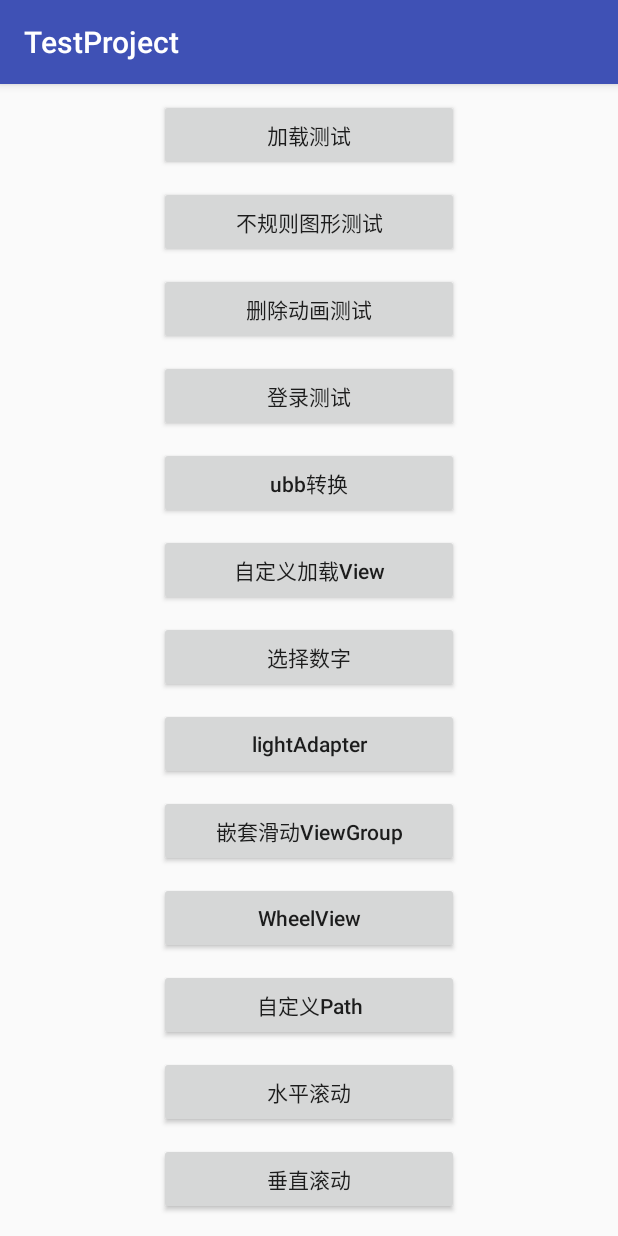
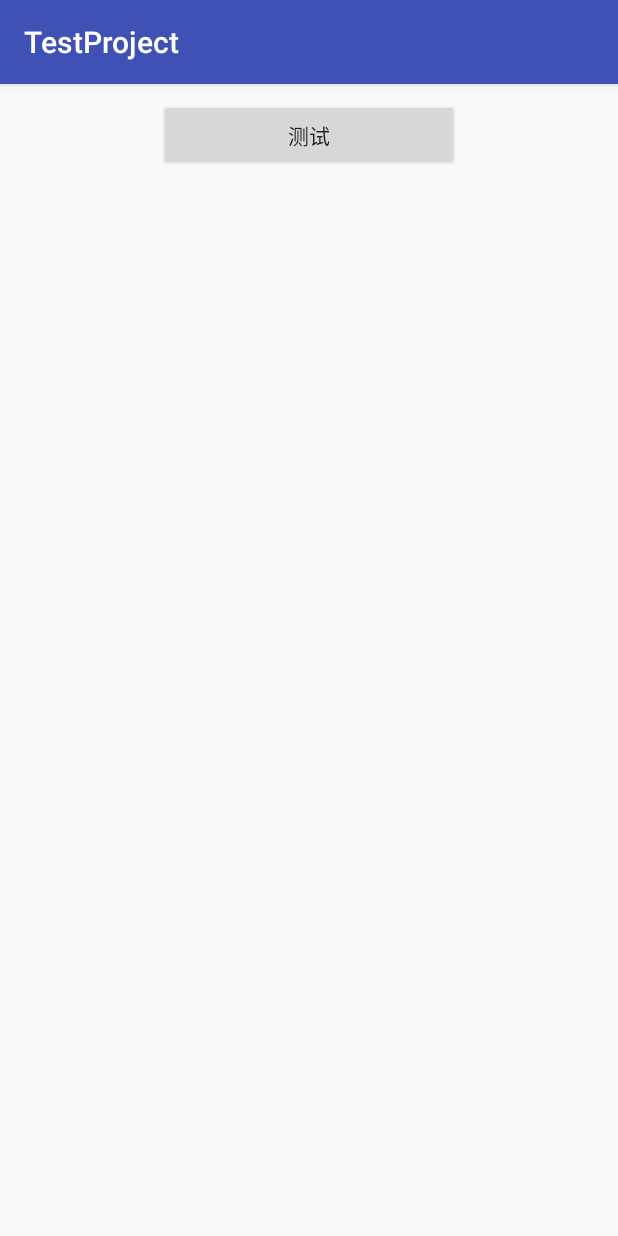
Before and after one commit to SwastikaFHF/scrollHeadView, an Android app: the screen it shows after launch (MainActivity), on a phone screen of 412 x 824 dp. Run offline under Robolectric (Android 15) with nearby library versions, the light colour scheme and no system bars.

Commit message:
优化界面

```diff
--- a/app/src/main/java/com/aitangba/testproject/MainActivity.java
+++ b/app/src/main/java/com/aitangba/testproject/MainActivity.java
@@ -1,7 +1,9 @@
 package com.aitangba.testproject;
 
+import android.content.DialogInterface;
 import android.content.Intent;
 import android.os.Bundle;
+import android.support.v7.app.AlertDialog;
 import android.support.v7.app.AppCompatActivity;
 import android.view.View;
 
@@ -27,7 +29,6 @@ import com.aitangba.testproject.progressbar.ProgressbarActivity;
 import com.aitangba.testproject.removeitem.RemoveItemActivity;
 import com.aitangba.testproject.runnablemanager.RunnableManagerActivity;
 import com.aitangba.testproject.slideback.slidingmenu.SlidingMenuActivity;
-import com.aitangba.testproject.stub.StubActivity;
 import com.aitangba.testproject.threadpool.ThreadPoolActivity;
 import com.aitangba.testproject.threadpool.volley.VolleyActivity;
 import com.aitangba.testproject.ubb.UbbActivity;
@@ -37,100 +38,82 @@ import com.aitangba.testproject.viewpager.ViewPageActivity;
 import com.aitangba.testproject.wheelview.WheelViewActivity;
 import com.aitangba.testproject.youtube.YoutubeActivity;
 
+import java.util.ArrayList;
+
 /**
  * Created by fhf11991 on 2016/6/22.
  */
-public class MainActivity extends AppCompatActivity implements View.OnClickListener{
+public class MainActivity extends AppCompatActivity {
+
+    private ArrayList<ActivityInfo> activityInfoList = new ArrayList<>();
+    {
+        activityInfoList.add(new ActivityInfo("选择数字", NumberPickerActivity.class));
+        activityInfoList.add(new ActivityInfo("水平滚动", HorizonScrollActivity.class));
+        activityInfoList.add(new ActivityInfo("垂直滚动", ListViewActivity.class));
+        activityInfoList.add(new ActivityInfo("自定义Swipe", CustomSwipeActivity.class));
+        activityInfoList.add(new ActivityInfo("水平滑动", HorizonScrollTestActivity.class));
+        activityInfoList.add(new ActivityInfo("自定义多样式adapter", MultiAdapterActivity.class));
+        activityInfoList.add(new ActivityInfo("自定义多样式view_page", ViewPageActivity.class));
+        activityInfoList.add(new ActivityInfo("自定义圆角背景的TextView", CornerRectangleActivity.class));
+        activityInfoList.add(new ActivityInfo("可滑动的activity", SlidingMenuActivity.class));
+        activityInfoList.add(new ActivityInfo("水平滑动广告图", com.aitangba.testproject.horizonscrollview.HorizonScrollActivity.class));
+        activityInfoList.add(new ActivityInfo("YouTube", YoutubeActivity.class));
+        activityInfoList.add(new ActivityInfo("边缘效应", EffectActivity.class));
+        activityInfoList.add(new ActivityInfo("自定义progressbar", ProgressbarActivity.class));
+        activityInfoList.add(new ActivityInfo("自定义Path", PathActivity.class));
+        activityInfoList.add(new ActivityInfo("WheelView", WheelViewActivity.class));
+        activityInfoList.add(new ActivityInfo("嵌套滑动ViewGroup", NestedScrollActivity.class));
+        activityInfoList.add(new ActivityInfo("lightAdapter", LightAdapterActivity.class));
+        activityInfoList.add(new ActivityInfo("自定义加载View", LoadViewActivity.class));
+        activityInfoList.add(new ActivityInfo("ubb转换", UbbActivity.class));
+        activityInfoList.add(new ActivityInfo("登录测试", com.aitangba.testproject.login.MainActivity.class));
+        activityInfoList.add(new ActivityInfo("删除动画测试", RemoveItemActivity.class));
+        activityInfoList.add(new ActivityInfo("不规则图形测试", IrregularViewActivity.class));
+
+        activityInfoList.add(new ActivityInfo("登录测试", LoadingTestActivity.class));
+        activityInfoList.add(new ActivityInfo("分页", PagingListViewActivity.class));
+        activityInfoList.add(new ActivityInfo("ThreadPoolActivity", ThreadPoolActivity.class));
+        activityInfoList.add(new ActivityInfo("PagingRecyclerViewActivity", PagingRecyclerViewActivity.class));
+        activityInfoList.add(new ActivityInfo("浮动View", FlowViewActivity.class));
+        activityInfoList.add(new ActivityInfo("Drawable", DrawableTestActivity.class));
+        activityInfoList.add(new ActivityInfo("RunnableManager", RunnableManagerActivity.class));
+        activityInfoList.add(new ActivityInfo("FragmentTestActivity", FragmentTestActivity.class));
+        activityInfoList.add(new ActivityInfo("VolleyActivity", VolleyActivity.class));
+        activityInfoList.add(new ActivityInfo("CalendarActivity", CalendarActivity.class));
+    }
 
     @Override
     protected void onCreate(Bundle savedInstanceState) {
         super.onCreate(savedInstanceState);
         setContentView(R.layout.activity_main);
+
+        findViewById(R.id.testBtn).setOnClickListener(new View.OnClickListener() {
+            @Override
+            public void onClick(View v) {
+                MainActivity.this.onClick();
+            }
+        });
     }
 
-    @Override
-    public void onClick(View v) {
-        switch (v.getId()) {
-            case R.id.bt_number_picker_activity:
-                startActivity(NumberPickerActivity.class);
-                break;
-            case R.id.bt_horizon_scroll:
-                startActivity(HorizonScrollActivity.class);
-                break;
-            case R.id.bt_vertical_scroll:
-                startActivity(ListViewActivity.class);
-                break;
-            case R.id.bt_custom_swipe:
-                startActivity(CustomSwipeActivity.class);
-                break;
-            case R.id.bt_horizon_scroll_test:
-                startActivity(HorizonScrollTestActivity.class);
-                break;
-            case R.id.bt_multi_adapter:
-                startActivity(MultiAdapterActivity.class);
-                break;
-            case R.id.bt_view_page:
-                startActivity(ViewPageActivity.class);
-                break;
-            case R.id.bt_corner_text:
-                startActivity(CornerRectangleActivity.class);
-                break;
-            case R.id.bt_scroll_activity:
-                startActivity(SlidingMenuActivity.class);
-                break;
-            case R.id.bt_horizon_scroll_activity:
-                startActivity(com.aitangba.testproject.horizonscrollview.HorizonScrollActivity.class);
-                break;
-            case R.id.bt_youtube_activity:
-                startActivity(YoutubeActivity.class);
-                break;
-            case R.id.bt_effect_activity:
-                startActivity(EffectActivity.class);
-                break;
-            case R.id.bt_progressbar_activity:
-                startActivity(ProgressbarActivity.class);
-                break;
-            case R.id.bt_path_activity:
-                startActivity(PathActivity.class);
-                break;
-            case R.id.bt_wheel_view:
-                startActivity(WheelViewActivity.class);
-                break;
-            case R.id.bt_nested_scroll:
-                startActivity(NestedScrollActivity.class);
-                break;
-            case R.id.bt_light_adapter:
-                startActivity(LightAdapterActivity.class);
-                break;
-            case R.id.bt_loading_view_activity:
-                startActivity(LoadViewActivity.class);
-                break;
-            case R.id.bt_ubb_activity:
-                startActivity(UbbActivity.class);
-                break;
-            case R.id.bt_login_activity:
-                startActivity(com.aitangba.testproject.login.MainActivity.class);
-                break;
-            case R.id.bt_remove_item_activity:
-                startActivity(RemoveItemActivity.class);
-                break;
-            case R.id.bt_irregular_view_activity:
-                startActivity(IrregularViewActivity.class);
-                break;
-            case R.id.bt_loading_activity:
-//                startActivity(LoadingTestActivity.class);
-//                startActivity(PagingListViewActivity.class);
-//                startActivity(ThreadPoolActivity.class);
-//                startActivity(PagingRecyclerViewActivity.class);
-//                startActivity(FlowViewActivity.class);
-//                startActivity(DrawableTestActivity.class);
-                startActivity(RunnableManagerActivity.class);
-//                startActivity(FragmentTestActivity.class);
-//                startActivity(VolleyActivity.class);
-//                startActivity(CalendarActivity.class);
-                break;
-            default:break;
+    private void onClick() {
+        new AlertDialog.Builder(this).setSingleChoiceItems(getTitles(), 0, new DialogInterface.OnClickListener() {
+            @Override
+            public void onClick(DialogInterface dialog, int which) {
+                dialog.dismiss();
+
+                startActivity(activityInfoList.get(which).activityClass);
+            }
+        }).show();
+    }
+
+    private String[] getTitles() {
+        String[] titles = new String[activityInfoList.size()];
+
+        for(int i = 0, size = activityInfoList.size(); i < size ; i++) {
+            titles[i] = activityInfoList.get(i).name;
         }
+
+        return titles;
     }
 
     private void startActivity(Class<?> activityClass) {
@@ -138,4 +121,14 @@ public class MainActivity extends AppCompatActivity implements View.OnClickListe
             startActivity(new Intent(this, activityClass));
         }
     }
+
+    private static class ActivityInfo {
+        public String name;
+        public Class<?> activityClass;
+
+        public ActivityInfo(String name, Class<?> activityClass) {
+            this.name = name;
+            this.activityClass = activityClass;
+        }
+    }
 }
--- a/app/src/main/java/com/aitangba/testproject/horizonscrollview/BannerView.java
+++ b/app/src/main/java/com/aitangba/testproject/horizonscrollview/BannerView.java
@@ -56,12 +56,12 @@ public class BannerView extends FrameLayout implements ViewPager.OnPageChangeLis
         mViewPager.setAdapter(mViewPagerAdapter = new ViewPagerAdapter());
         mViewPager.addOnPageChangeListener(this);
 
-//        mDotLayout = (LinearLayout) findViewById(R.id.ll_dots);
+        mDotLayout = (LinearLayout) findViewById(R.id.ll_dots);
         mImageDefault = (ImageView) findViewById(R.id.iv_default);
 
         initAdvViews(null);
         initDotViews(null);
-        startAutoPlay();
+//        startAutoPlay();
     }
 
     @Override
--- a/app/src/main/java/com/aitangba/testproject/runnablemanager/RunQueue.java
+++ b/app/src/main/java/com/aitangba/testproject/runnablemanager/RunQueue.java
@@ -13,12 +13,6 @@ import java.util.ArrayList;
 public class RunQueue {
 
     private final ArrayList<HandlerAction> mActions = new ArrayList<HandlerAction>();
-
-    private View mRootView;
-
-    public RunQueue(@NonNull View mRootView) {
-        this.mRootView = mRootView;
-    }
 
     void post(Runnable action) {
         postDelayed(action, 0);
--- a/app/src/main/res/layout/activity_main.xml
+++ b/app/src/main/res/layout/activity_main.xml
@@ -11,118 +11,9 @@
         android:orientation="vertical">
 
         <Button
-            android:id="@+id/bt_loading_activity"
+            android:id="@+id/testBtn"
             style="@style/MainBigButton"
-            android:text="加载测试"/>
+            android:text="测试"/>
 
-        <Button
-            android:id="@+id/bt_irregular_view_activity"
-            style="@style/MainBigButton"
-            android:text="不规则图形测试"/>
-
-        <Button
-            android:id="@+id/bt_remove_item_activity"
-            style="@style/MainBigButton"
-            android:text="删除动画测试"/>
-
-        <Button
-            android:id="@+id/bt_login_activity"
-            style="@style/MainBigButton"
-            android:text="登录测试"/>
-
-        <Button
-            android:id="@+id/bt_ubb_activity"
-            style="@style/MainBigButton"
-            android:text="ubb转换"/>
-
-        <Button
-            android:id="@+id/bt_loading_view_activity"
-            style="@style/MainBigButton"
-            android:text="自定义加载View"/>
-
-        <Button
-            android:id="@+id/bt_number_picker_activity"
-            style="@style/MainBigButton"
-            android:text="选择数字"/>
-
-        <Button
-            android:id="@+id/bt_light_adapter"
-            style="@style/MainBigButton"
-            android:text="lightAdapter"/>
-
-        <Button
-            android:id="@+id/bt_nested_scroll"
-            style="@style/MainBigButton"
-            android:text="嵌套滑动ViewGroup"/>
-
-        <Button
-            android:id="@+id/bt_wheel_view"
-            style="@style/MainBigButton"
-            android:text="WheelView"/>
-
-        <Button
-            android:id="@+id/bt_path_activity"
-            style="@style/MainBigButton"
-            android:text="自定义Path"/>
-
-        <Button
-            android:id="@+id/bt_horizon_scroll"
-            style="@style/MainBigButton"
-            android:text="水平滚动"/>
-
-        <Button
-            android:id="@+id/bt_vertical_scroll"
-            style="@style/MainBigButton"
-            android:text="垂直滚动"/>
-
-        <Button
-            android:id="@+id/bt_custom_swipe"
-            style="@style/MainBigButton"
-            android:text="自定义Swipe"/>
-
-        <Button
-            android:id="@+id/bt_horizon_scroll_test"
-            style="@style/MainBigButton"
-            android:text="水平滑动"/>
-
-        <Button
-            android:id="@+id/bt_multi_adapter"
-            style="@style/MainBigButton"
-            android:text="自定义多样式adapter"/>
-
-        <Button
-            android:id="@+id/bt_view_page"
-            style="@style/MainBigButton"
-            android:text="自定义多样式view_page"/>
-
-        <Button
-            android:id="@+id/bt_corner_text"
-            style="@style/MainBigButton"
-            android:text="自定义圆角背景的TextView"/>
-
-        <Button
-            android:id="@+id/bt_scroll_activity"
-            style="@style/MainBigButton"
-            android:text="可滑动的activity"/>
-
-        <Button
-            android:id="@+id/bt_horizon_scroll_activity"
-            style="@style/MainBigButton"
-            android:text="水平滑动广告图"/>
-
-        <Button
-            android:id="@+id/bt_youtube_activity"
-            style="@style/MainBigButton"
-            android:text="YouTube"/>
-
-        <Button
-            android:id="@+id/bt_effect_activity"
-            style="@style/MainBigButton"
-            android:text="边缘效应"/>
-
-        <Button
-            android:id="@+id/bt_progressbar_activity"
-            style="@style/MainBigButton"
-            android:text="自定义progressbar"/>
     </LinearLayout>
 </ScrollView>
--- a/app/src/main/res/layout/view_advertisement.xml
+++ b/app/src/main/res/layout/view_advertisement.xml
@@ -14,6 +14,12 @@
         android:layout_marginBottom="10dp"
         android:layout_gravity="bottom|center_horizontal"/>
 
+    <LinearLayout
+        android:id="@+id/ll_dots"
+        android:layout_width="match_parent"
+        android:layout_height="wrap_content"
+        android:orientation="horizontal"/>
+
     <ImageView
         android:id="@+id/iv_default"
         android:layout_width="match_parent"
--- a/app/src/main/res/values/styles.xml
+++ b/app/src/main/res/values/styles.xml
@@ -12,7 +12,6 @@
         <item name="android:paddingLeft">10dp</item>
         <item name="android:paddingRight">10dp</item>
         <item name="android:layout_marginTop">10dp</item>
-        <item name="android:onClick">onClick</item>
         <item name="android:layout_width">200dp</item>
         <item name="android:layout_height">wrap_content</item>
         <item name="android:textAllCaps">false</item>
```
Also changed, not shown: app/src/main/java/com/aitangba/testproject/horizonscrollview/HorizonScrollImageView.java (+20 -17 lines), app/src/main/res/layout/item_main.xml (added, +18 -0 lines).
